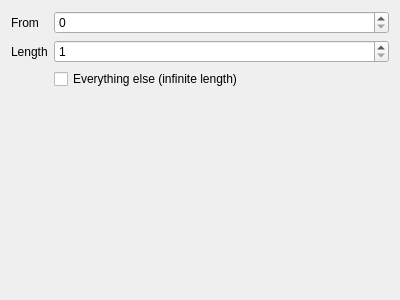
Before: the Qt Designer form defaultplugins/baseplugins/confgui/cutwidget.ui in nccgroup/pip3line, drawn with Qt 5.
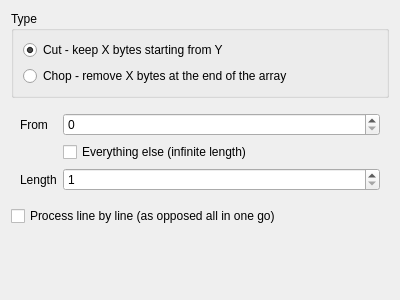
After: the same form once the commit is applied.

```diff
--- a/defaultplugins/baseplugins/confgui/cutwidget.ui
+++ b/defaultplugins/baseplugins/confgui/cutwidget.ui
@@ -22,13 +22,39 @@
   <property name="windowTitle">
    <string>Form</string>
   </property>
-  <layout class="QFormLayout" name="formLayout">
+  <layout class="QVBoxLayout" name="verticalLayout">
+   <item>
+    <widget class="QGroupBox" name="typeGroupBox">
+     <property name="title">
+      <string>Type</string>
+     </property>
+     <layout class="QVBoxLayout" name="verticalLayout_2">
+      <item>
+       <widget class="QRadioButton" name="cutRadioButton">
+        <property name="text">
+         <string>Cut - keep X bytes starting from Y</string>
+        </property>
+        <property name="checked">
+         <bool>true</bool>
+        </property>
+       </widget>
+      </item>
+      <item>
+       <widget class="QRadioButton" name="chopRadioButton">
+        <property name="text">
+         <string>Chop - remove X bytes at the end of the array</string>
+        </property>
+       </widget>
+      </item>
+     </layout>
+    </widget>
+   </item>
+   <item>
+    <widget class="QWidget" name="widget" native="true">
+     <layout class="QFormLayout" name="formLayout_3">
    <property name="labelAlignment">
     <set>Qt::AlignLeading|Qt::AlignLeft|Qt::AlignVCenter</set>
    </property>
-   <property name="horizontalSpacing">
-    <number>-1</number>
-   </property>
    <item row="0" column="0">
     <widget class="QLabel" name="fromLabel">
      <property name="text">
@@ -46,14 +72,14 @@
      </property>
     </widget>
    </item>
-   <item row="1" column="0">
+      <item row="2" column="0">
     <widget class="QLabel" name="lengthLabel">
      <property name="text">
       <string>Length</string>
      </property>
     </widget>
    </item>
-   <item row="1" column="1">
+      <item row="2" column="1">
     <widget class="QSpinBox" name="lengthSpinBox">
      <property name="minimum">
       <number>1</number>
@@ -63,12 +89,35 @@
      </property>
     </widget>
    </item>
-   <item row="2" column="1">
+      <item row="1" column="1">
     <widget class="QCheckBox" name="everythingCheckBox">
      <property name="text">
       <string>Everything else (infinite length)</string>
      </property>
     </widget>
+      </item>
+     </layout>
+    </widget>
+   </item>
+   <item>
+    <widget class="QCheckBox" name="lineByLineCheckBox">
+     <property name="text">
+      <string>Process line by line (as opposed all in one go)</string>
+     </property>
+    </widget>
+   </item>
+   <item>
+    <spacer name="verticalSpacer">
+     <property name="orientation">
+      <enum>Qt::Vertical</enum>
+     </property>
+     <property name="sizeHint" stdset="0">
+      <size>
+       <width>20</width>
+       <height>40</height>
+      </size>
+     </property>
+    </spacer>
    </item>
   </layout>
  </widget>
```
Lines whose indentation alone changed are shown as unchanged.
